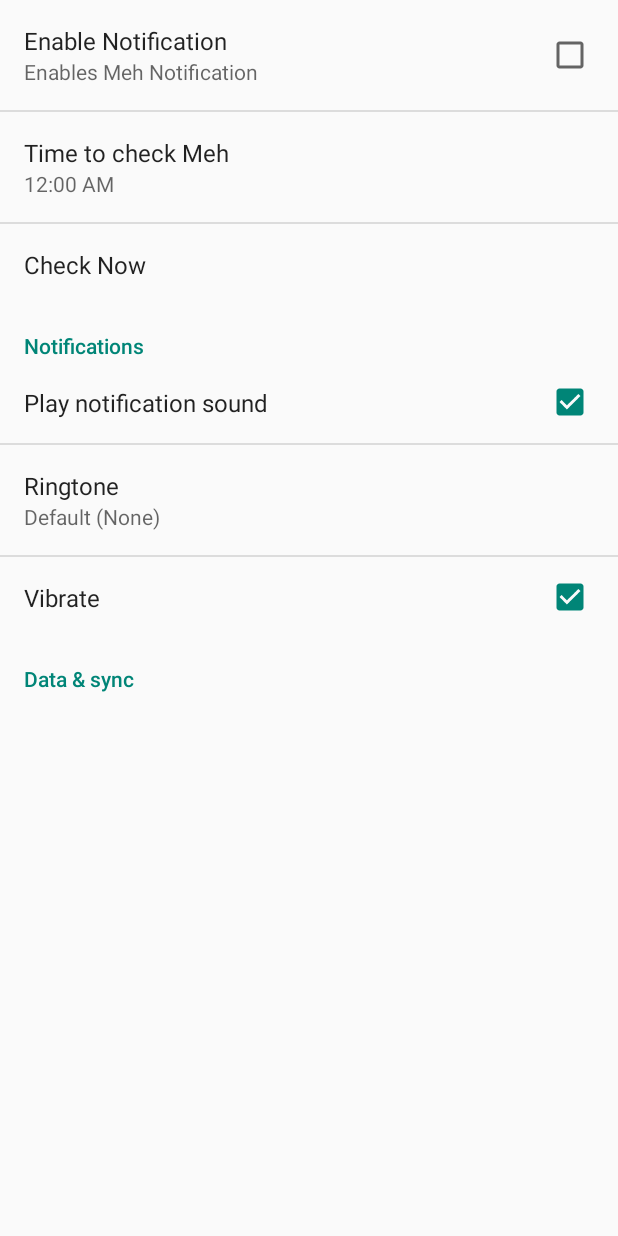
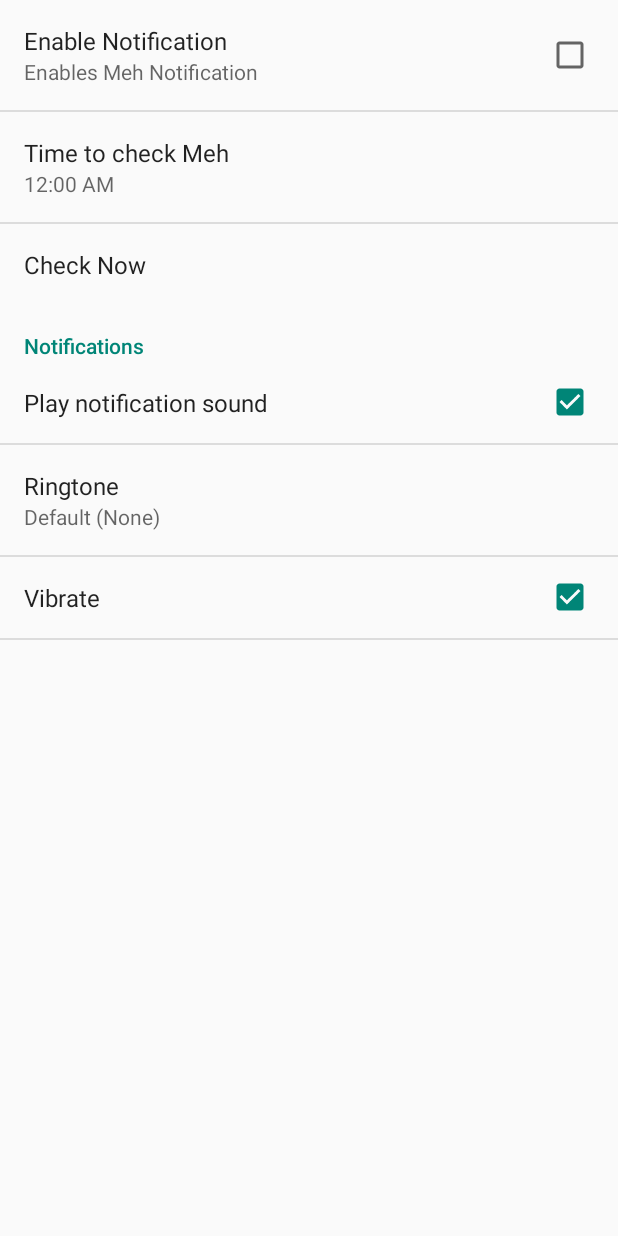
Before and after one commit to ermacaz/Meh-Notifier, an Android app: the screen it shows after launch (SettingsActivity), on a phone screen of 412 x 824 dp. Run offline under Robolectric (Android 15) with nearby library versions, the phone set to English and light mode, and no system bars.

Commit message:
updated notification style

```diff
--- a/app/src/main/java/com/ermacaz/mehfukubukuro/SettingsActivity.java
+++ b/app/src/main/java/com/ermacaz/mehfukubukuro/SettingsActivity.java
@@ -169,11 +169,11 @@ public class SettingsActivity extends PreferenceActivity {
         getPreferenceScreen().addPreference(fakeHeader);
         addPreferencesFromResource(R.xml.pref_notification);
 
-        // Add 'data and sync' preferences, and a corresponding header.
-        fakeHeader = new PreferenceCategory(this);
-        fakeHeader.setTitle(R.string.pref_header_data_sync);
-        getPreferenceScreen().addPreference(fakeHeader);
-        addPreferencesFromResource(R.xml.pref_data_sync);
+//        // Add 'data and sync' preferences, and a corresponding header.
+//        fakeHeader = new PreferenceCategory(this);
+//        fakeHeader.setTitle(R.string.pref_header_data_sync);
+//        getPreferenceScreen().addPreference(fakeHeader);
+//        addPreferencesFromResource(R.xml.pref_data_sync);
 
         // Bind the summaries of EditText/List/Dialog/Ringtone preferences to
         // their values. When their values change, their summaries are updated
--- a/app/src/main/res/layout/notification.xml
+++ b/app/src/main/res/layout/notification.xml
@@ -28,13 +28,13 @@
         android:layout_height="wrap_content"
         android:id="@+id/imageView"
         android:gravity="start"
-        android:layout_weight="0.1" />
+        android:layout_weight="1" />
 
 
     <TextView
         android:layout_width="match_parent"
         android:layout_height="wrap_content"
-        android:layout_weight="1"
+        android:layout_weight="3"
         android:id="@+id/textView"
         android:gravity="end" />
 
```
Also changed, not shown: app/src/main/java/com/ermacaz/mehfukubukuro/AlarmReceiver.java (+11 -7 lines), app/src/main/res/layout/notification_expanded.xml (+15 -2 lines).
